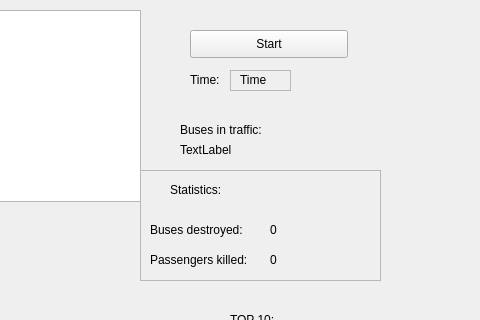
The window that Game/mainwindow.ui (kanniai/tuni-programming) describes before a commit, drawn with Qt 5; both pictures show x 320 to 800 and y 0 to 320 of the 800 by 600 pixel window.
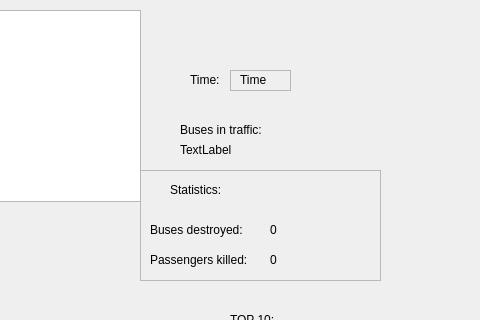
The same window after the commit.

Commit message: Start button deleted + too long columns

What changed in the file:
```diff
--- a/Game/mainwindow.ui
+++ b/Game/mainwindow.ui
@@ -24,19 +24,6 @@
      </rect>
     </property>
    </widget>
-   <widget class="QPushButton" name="startButton">
-    <property name="geometry">
-     <rect>
-      <x>510</x>
-      <y>30</y>
-      <width>158</width>
-      <height>28</height>
-     </rect>
-    </property>
-    <property name="text">
-     <string>Start</string>
-    </property>
-   </widget>
    <widget class="QLabel" name="timeLabel">
     <property name="geometry">
      <rect>
```
The commit also changes 16 other files.
